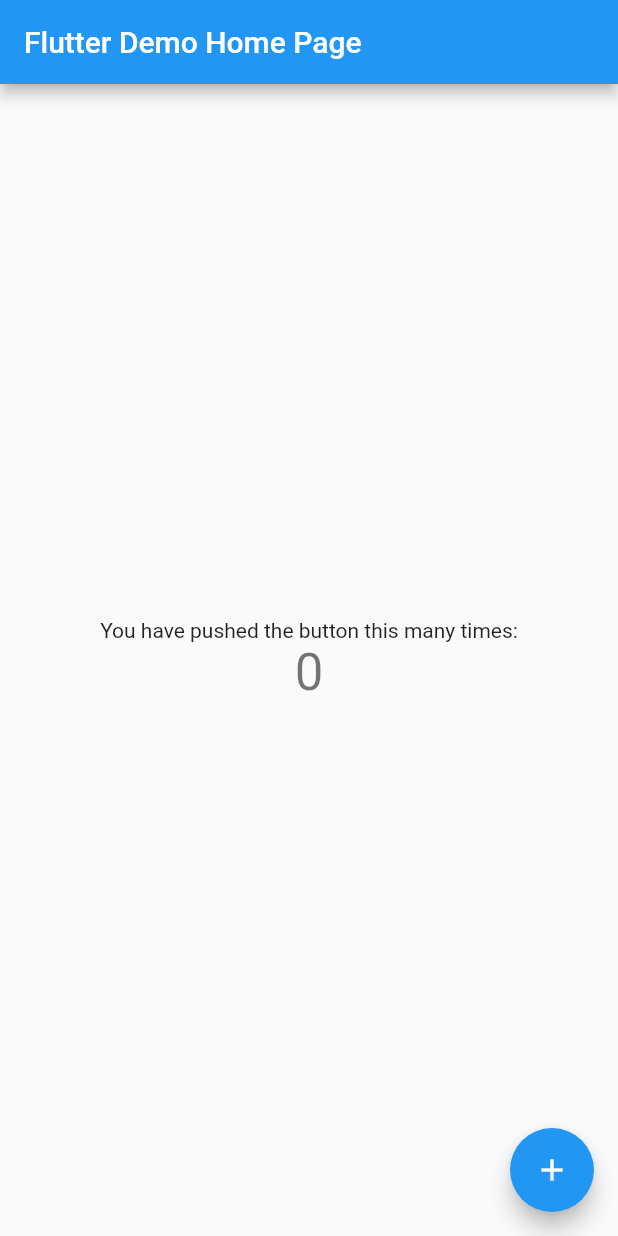
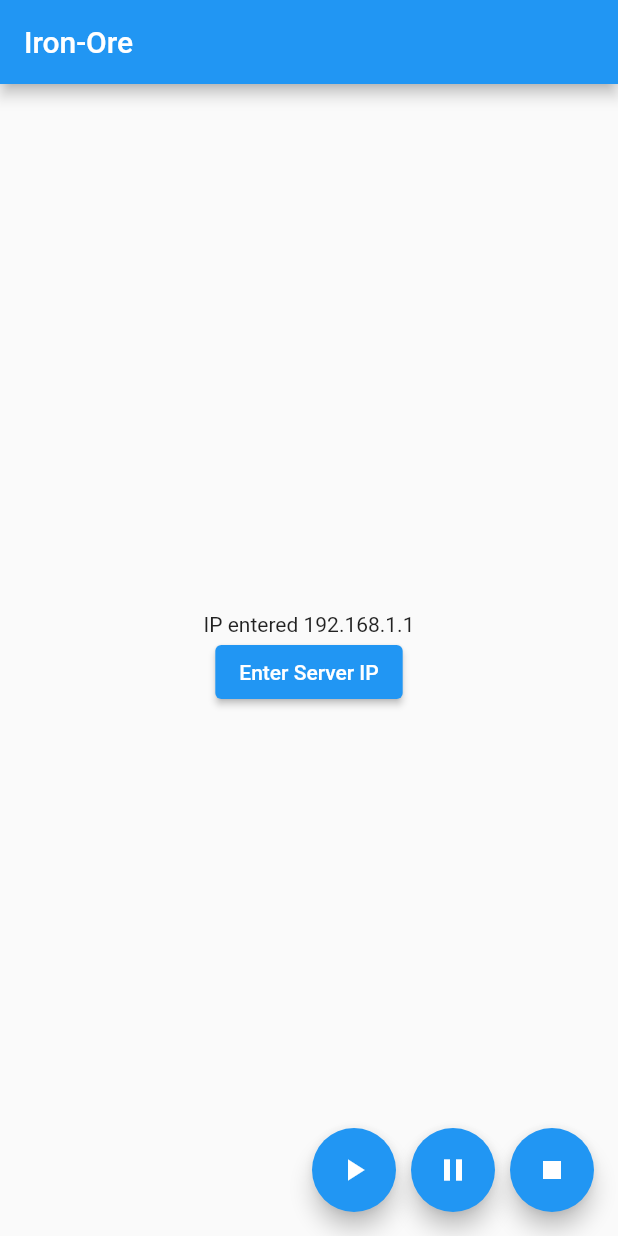
Before and after one commit to iron-ore-26k/iron_ore_frontend, a Flutter app: the screen it shows after launch, on a phone screen of 412 x 824 dp. Run offline on Flutter 3.47's test engine with Material 2 defaults, Android fonts, the phone set to English and light mode, and no system bars.

Commit message:
barebones layout and IP set functionality

```diff
--- a/lib/main.dart
+++ b/lib/main.dart
@@ -1,7 +1,27 @@
 import 'package:flutter/material.dart';
+import 'package:iron_ore_frontend/providers/counterProvider.dart';
+import 'package:iron_ore_frontend/providers/serveripProvider.dart';
+import 'package:iron_ore_frontend/screens/homeScreen.dart';
+import 'package:iron_ore_frontend/screens/secondScreen.dart';
+import 'package:provider/provider.dart';
+// import 'package:protobuf/protobuf.dart';
+// import './gen/protobuf/ore/service.pb.dart';
+// import './gen/protobuf/ore/songs.pb.dart';
+// import './gen/protobuf/ore/service.pbserver.dart';
+// import 'package:grpc/grpc.dart';
+
+int portNo = 8080; // Remove later
 
 void main() {
-  runApp(const MyApp());
+  runApp(
+    MultiProvider(
+      providers: [
+        ChangeNotifierProvider(create: (_) => Counter()),
+        ChangeNotifierProvider(create: (_) => ServerIp()),
+      ],
+      child: MyApp(),
+    ),
+  );
 }
 
 class MyApp extends StatelessWidget {
@@ -11,105 +31,11 @@
   @override
   Widget build(BuildContext context) {
     return MaterialApp(
-      title: 'Flutter Demo',
-      theme: ThemeData(
-        // This is the theme of your application.
-        //
-        // Try running your application with "flutter run". You'll see the
-        // application has a blue toolbar. Then, without quitting the app, try
-        // changing the primarySwatch below to Colors.green and then invoke
-        // "hot reload" (press "r" in the console where you ran "flutter run",
-        // or simply save your changes to "hot reload" in a Flutter IDE).
-        // Notice that the counter didn't reset back to zero; the application
-        // is not restarted.
-        primarySwatch: Colors.blue,
-      ),
-      home: const MyHomePage(title: 'Flutter Demo Home Page'),
+      initialRoute: '/',
+      routes: {
+        '/': ((context) => MyHomePage()),
+        '/second': ((context) => SecondPage())
+      },
     );
   }
 }
-
-class MyHomePage extends StatefulWidget {
-  const MyHomePage({super.key, required this.title});
-
-  // This widget is the home page of your application. It is stateful, meaning
-  // that it has a State object (defined below) that contains fields that affect
-  // how it looks.
-
-  // This class is the configuration for the state. It holds the values (in this
-  // case the title) provided by the parent (in this case the App widget) and
-  // used by the build method of the State. Fields in a Widget subclass are
-  // always marked "final".
-
-  final String title;
-
-  @override
-  State<MyHomePage> createState() => _MyHomePageState();
-}
-
-class _MyHomePageState extends State<MyHomePage> {
-  int _counter = 0;
-
-  void _incrementCounter() {
-    setState(() {
-      // This call to setState tells the Flutter framework that something has
-      // changed in this State, which causes it to rerun the build method below
-      // so that the display can reflect the updated values. If we changed
-      // _counter without calling setState(), then the build method would not be
-      // called again, and so nothing would appear to happen.
-      _counter++;
-    });
-  }
-
-  @override
-  Widget build(BuildContext context) {
-    // This method is rerun every time setState is called, for instance as done
-    // by the _incrementCounter method above.
-    //
-    // The Flutter framework has been optimized to make rerunning build methods
-    // fast, so that you can just rebuild anything that needs updating rather
-    // than having to individually change instances of widgets.
-    return Scaffold(
-      appBar: AppBar(
-        // Here we take the value from the MyHomePage object that was created by
-        // the App.build method, and use it to set our appbar title.
-        title: Text(widget.title),
-      ),
-      body: Center(
-        // Center is a layout widget. It takes a single child and positions it
-        // in the middle of the parent.
-        child: Column(
-          // Column is also a layout widget. It takes a list of children and
-          // arranges them vertically. By default, it sizes itself to fit its
-          // children horizontally, and tries to be as tall as its parent.
-          //
-          // Invoke "debug painting" (press "p" in the console, choose the
-          // "Toggle Debug Paint" action from the Flutter Inspector in Android
-          // Studio, or the "Toggle Debug Paint" command in Visual Studio Code)
-          // to see the wireframe for each widget.
-          //
-          // Column has various properties to control how it sizes itself and
-          // how it positions its children. Here we use mainAxisAlignment to
-          // center the children vertically; the main axis here is the vertical
-          // axis because Columns are vertical (the cross axis would be
-          // horizontal).
-          mainAxisAlignment: MainAxisAlignment.center,
-          children: <Widget>[
-            const Text(
-              'You have pushed the button this many times:',
-            ),
-            Text(
-              '$_counter',
-              style: Theme.of(context).textTheme.headline4,
-            ),
-          ],
-        ),
-      ),
-      floatingActionButton: FloatingActionButton(
-        onPressed: _incrementCounter,
-        tooltip: 'Increment',
-        child: const Icon(Icons.add),
-      ), // This trailing comma makes auto-formatting nicer for build methods.
-    );
-  }
-}
--- /dev/null
+++ b/lib/providers/counterProvider.dart
@@ -0,0 +1,21 @@
+import 'package:flutter/material.dart';
+
+class Counter with ChangeNotifier {
+  int _count = 0;
+
+  int get count => _count;
+  void increment() {
+    _count++;
+    notifyListeners();
+  }
+
+  void decrement() {
+    _count--;
+    notifyListeners();
+  }
+
+  void reset() {
+    _count = 0;
+    notifyListeners();
+  }
+}
--- /dev/null
+++ b/lib/providers/serveripProvider.dart
@@ -0,0 +1,12 @@
+import 'package:flutter/material.dart';
+
+import "package:flutter/material.dart";
+
+class ServerIp with ChangeNotifier {
+  String _server_address = "192.168.1.1";
+  String get server_address => _server_address;
+  void setAddress(String newAdress) {
+    _server_address = newAdress;
+    notifyListeners();
+  }
+}
--- /dev/null
+++ b/lib/screens/homeScreen.dart
@@ -0,0 +1,57 @@
+import 'package:flutter/material.dart';
+import 'package:provider/provider.dart';
+import 'package:iron_ore_frontend/providers/counterProvider.dart';
+import 'package:iron_ore_frontend/providers/serveripProvider.dart';
+
+class MyHomePage extends StatelessWidget {
+  MyHomePage({super.key});
+  @override
+  Widget build(BuildContext context) {
+    return Scaffold(
+      appBar: AppBar(title: Text('Iron-Ore')),
+      body: Center(
+        child: Column(
+          mainAxisSize: MainAxisSize.min,
+          mainAxisAlignment: MainAxisAlignment.center,
+          children: <Widget>[
+            Text('IP entered ${context.watch<ServerIp>().server_address}'),
+            ElevatedButton(
+                onPressed: () {
+                  Navigator.pushNamed(context, '/second');
+                },
+                child: Text("Enter Server IP"))
+          ],
+        ),
+      ),
+      floatingActionButton: Row(
+        mainAxisAlignment: MainAxisAlignment.end,
+        children: [
+          FloatingActionButton(
+            onPressed: () => context.read<Counter>().increment(),
+            key: Key('Jam'),
+            tooltip: 'Jam',
+            child: Icon(Icons.play_arrow),
+          ),
+          SizedBox(
+            width: 10.0,
+          ),
+          FloatingActionButton(
+            onPressed: () => context.read<Counter>().reset(),
+            key: Key('Pause'),
+            tooltip: 'Pause',
+            child: Icon(Icons.pause),
+          ),
+          SizedBox(
+            width: 10.0,
+          ),
+          FloatingActionButton(
+            onPressed: () => context.read<Counter>().decrement(),
+            key: Key('Stop'),
+            tooltip: 'Stop',
+            child: Icon(Icons.stop),
+          ),
+        ],
+      ),
+    );
+  }
+}
--- a/pubspec.yaml
+++ b/pubspec.yaml
@@ -36,6 +36,10 @@
   # The following adds the Cupertino Icons font to your application.
   # Use with the CupertinoIcons class for iOS style icons.
   cupertino_icons: ^1.0.2
+  # protobuf: ^2.1.0
+  # grpc: ^2.1.3
+  async: ^2.2.0
+  provider: ^5.0.0
 
 dev_dependencies:
   flutter_test:
```
Also changed, not shown: lib/screens/secondScreen.dart (added, +73 -0 lines), pubspec.lock, 2 other files.
